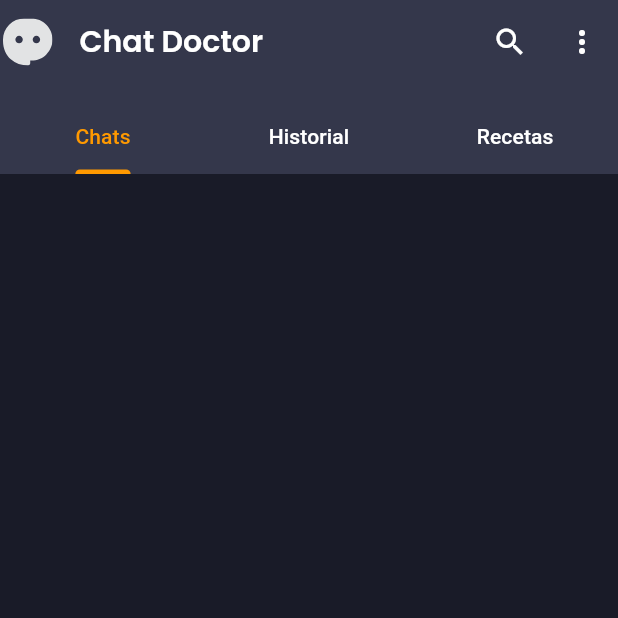
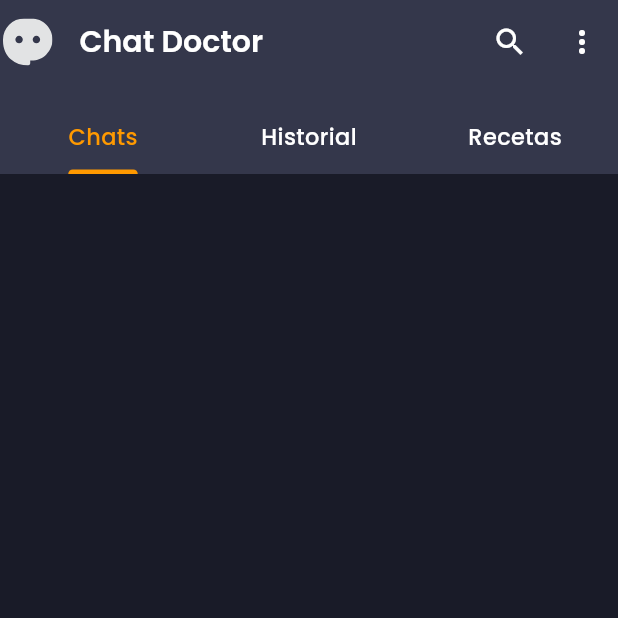
Before and after one commit to mariquenaallosa/chat-doctor, a Flutter app: the HomePage screen opened by its route, on a phone screen of 412 x 824 dp, the top half of it. Run offline on Flutter 3.47's test engine with Material 3 defaults, Android fonts, the phone set to English and light mode, and no system bars; our stand-ins replace flutter_svg, get, slide_to_act.

Commit message:
feat: tabBar

```diff
--- a/lib/pages/homePage/widget/tab_bar.dart
+++ b/lib/pages/homePage/widget/tab_bar.dart
@@ -20,6 +20,8 @@ myTabBar(TabController tabController, BuildContext context){
             dividerColor: Theme.of(context).colorScheme.primaryContainer,
             labelColor: Theme.of(context).colorScheme.secondary,
             indicatorColor:Theme.of(context).colorScheme.secondary ,
+            indicatorSize: TabBarIndicatorSize.label,
+            labelStyle: Theme.of(context).textTheme.bodyMedium,
           ),
     );
 }
```
